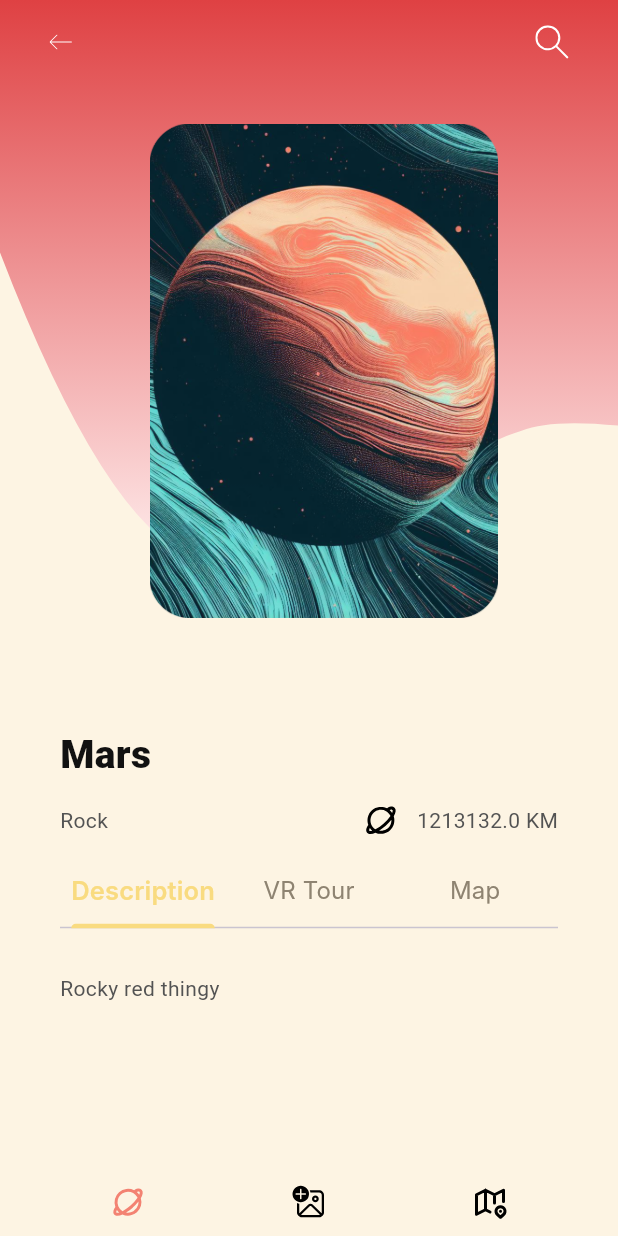
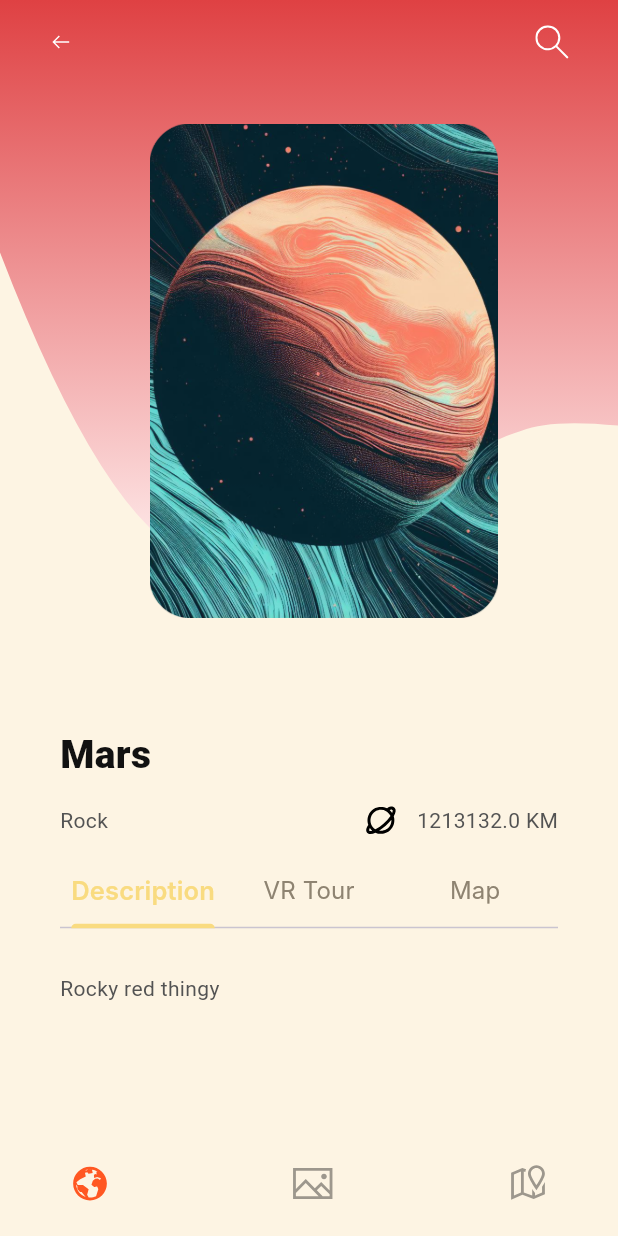
Before and after one commit to CubeMora/Deneb, a Flutter app: the DetailsScreen screen opened directly with sample values from the repository, on a phone screen of 412 x 824 dp. Run offline on Flutter 3.47's test engine with Material 3 defaults, Android fonts, the phone set to English and light mode, and no system bars; drawn by our look-alikes of flutter_animate, google_nav_bar; our stand-ins replace cached_network_image, extended_image, flutter_svg, image_picker, line_icons, sqflite; missing offline and left inert: shaky_animated_listview; accounts and stored records are empty; generated files the repository leaves out were written again; Roboto replaces fonts that are missing (Inter, Plus Jakarta Sans); project files that could hold a hidden picture were left out.

Commit message:
Animations on details screen, Navigation bottom bar implemented

```diff
--- a/lib/src/pages/details/components/custom_bottom_bar.dart
+++ b/lib/src/pages/details/components/custom_bottom_bar.dart
@@ -38,7 +38,7 @@ class CustomBottomBarState extends State<CustomBottomBar> {
   @override
   Widget build(BuildContext context) {
     return Container(
-      height: 45,
+      height: 70,
       decoration: const BoxDecoration(),
       child: BottomNavigationBar(
         backgroundColor: Colors.transparent,
@@ -52,14 +52,14 @@ class CustomBottomBarState extends State<CustomBottomBar> {
           return BottomNavigationBarItem(
             icon: CustomImageView(
               imagePath: bottomMenuList[index].icon,
-              height: 24,
-              width: 24,
+              height: 25,
+              width: 25,
               color: appTheme.black900,
             ),
             activeIcon: CustomImageView(
               imagePath: bottomMenuList[index].activeIcon,
-              height: 24,
-              width: 24,
+              height: 30,
+              width: 30,
               color: appTheme.deepOrange300,
             ),
             label: '',
--- a/lib/src/pages/details/details_screen.dart
+++ b/lib/src/pages/details/details_screen.dart
@@ -1,67 +1,53 @@
-// ignore_for_file: public_member_api_docs, sort_constructors_first
+// ignore_for_file: public_member_api_docs, sort_constructors_first, deprecated_member_use
 import 'package:flutter/material.dart';
+import 'package:flutter_animate/flutter_animate.dart';
 import 'package:flutter_app_astronomy/src/pages/details/celestial_bodies_image_grid.dart';
 import 'package:flutter_app_astronomy/src/pages/details/components/custom_painter.dart';
+import 'package:flutter_app_astronomy/src/pages/details/components/svg_icon.dart';
+import 'package:flutter_app_astronomy/src/settings/constants/image_constant.dart';
 import 'package:flutter_svg/svg.dart';
 
 import 'package:flutter_app_astronomy/src/models/celestial_body.dart';
 import 'package:flutter_app_astronomy/src/services/theme_helper.dart';
 import 'package:flutter_app_astronomy/src/settings/constants/constants.dart';
+import 'package:google_nav_bar/google_nav_bar.dart';
+import 'package:line_icons/line_icons.dart';
 
 import 'components/characteristics.dart';
-import 'components/custom_bottom_bar.dart';
 import 'components/description.dart';
 import 'components/product_title_with_image.dart';
 
 class DetailsScreen extends StatefulWidget {
-  const DetailsScreen({
-    Key? key,
-    required this.celestialBody,
-  }) : super(key: key);
+  const DetailsScreen({Key? key, required this.celestialBody})
+      : super(key: key);
 
   final CelestialBody celestialBody;
 
   @override
+  // ignore: library_private_types_in_public_api
   _DetailsScreenState createState() => _DetailsScreenState();
 }
 
 class _DetailsScreenState extends State<DetailsScreen>
     with SingleTickerProviderStateMixin {
   late TabController tabController;
-  GlobalKey<NavigatorState> navigatorKey = GlobalKey();
+  int selectedIndex = 0;
 
   @override
   void initState() {
     super.initState();
+
     tabController = TabController(length: 3, vsync: this);
-  }
-
-  Widget _buildBottomBar(BuildContext context) {
-    return CustomBottomBar(onChanged: (BottomBarEnum type) {
-      final currentContext = navigatorKey.currentContext;
-      print(currentContext);
-      Navigator.pushNamed(context, getCurrentRoute(type));
-      if (currentContext != null) {}
-    });
-  }
-
-  /// Handling route based on bottom click actions
-  String getCurrentRoute(BottomBarEnum type) {
-    switch (type) {
-      case BottomBarEnum.Bxplanet:
-        return "/";
-      case BottomBarEnum.Profile:
-        return "/image";
-      case BottomBarEnum.Map:
-        return "/";
-      default:
-        return "/";
-    }
   }
 
   @override
   Widget build(BuildContext context) {
-    final Size size = MediaQuery.of(context).size;
+    List<Widget> widgetOptions = <Widget>[
+      planetOverall(MediaQuery.of(context).size, context),
+      CelestialBodiesImageGrid(celestialBodyId: widget.celestialBody.id!),
+      const Center(child: Text("c deisote"))
+    ];
+
     return DefaultTabController(
       length: 3,
       child: Scaffold(
@@ -73,13 +59,8 @@ class _DetailsScreenState extends State<DetailsScreen>
           leading: Padding(
             padding: const EdgeInsets.only(left: 25.0),
             child: IconButton(
-              icon: SvgPicture.asset(
-                'assets/icons/back.svg',
-                height: 30.0,
-                color: Colors.white,
-                colorFilter:
-                    const ColorFilter.mode(Colors.white, BlendMode.srcIn),
-              ),
+              icon: Icon(LineIcons.arrowLeft,
+                  color: selectedIndex == 0 ? Colors.white : Colors.black),
               onPressed: () => Navigator.pop(context),
             ),
           ),
@@ -87,14 +68,68 @@ class _DetailsScreenState extends State<DetailsScreen>
             IconButton(
               icon: SvgPicture.asset(
                 "assets/icons/search.svg",
-                color: Colors.white,
+                color: selectedIndex == 0 ? Colors.white : Colors.black,
               ),
               onPressed: () {},
             ),
             const SizedBox(width: kDefaultPaddin),
           ],
         ),
-        body: SingleChildScrollView(
+        body: widgetOptions.elementAt(selectedIndex),
+        bottomNavigationBar: Padding(
+          padding: const EdgeInsets.symmetric(horizontal: 25),
+          child: _buildBottomBar2(context),
+        ),
+      ),
+    );
+  }
+
+  Widget _buildBottomBar2(BuildContext context) {
+    return GNav(
+      haptic: true,
+      curve: Curves.easeOutExpo,
+      duration: const Duration(milliseconds: 900),
+      gap: 5,
+      activeColor: Colors.deepOrange,
+      iconSize: 20,
+      padding: const EdgeInsets.symmetric(horizontal: 20, vertical: 20),
+      tabs: const [
+        GButton(
+          icon: LineIcons.globe,
+          iconColor: Colors.black38,
+          iconSize: 30,
+        ),
+        GButton(
+          icon: LineIcons.image,
+          iconColor: Colors.black38,
+          iconSize: 30,
+        ),
+        GButton(
+          icon: LineIcons.mapMarked,
+          iconColor: Colors.black38,
+          iconSize: 30,
+        ),
+      ],
+      selectedIndex: selectedIndex,
+      onTabChange: (index) {
+        selectedIndex = index;
+
+        setState(() {});
+      },
+    );
+  }
+
+  Widget celestialBodyPhotosScreen() {
+    return Container(
+      color: appTheme.deepOrange300,
+      height: MediaQuery.of(context).size.height - 200,
+      child: CelestialBodiesImageGrid(
+          celestialBodyId: widget.celestialBody.id!), //This is an image grid
+    );
+  }
+
+  Widget planetOverall(Size size, BuildContext context) {
+    return SingleChildScrollView(
       child: Column(
         children: <Widget>[
           SizedBox(
@@ -117,7 +152,8 @@ class _DetailsScreenState extends State<DetailsScreen>
                   ),
                   child: Column(
                     children: <Widget>[
-                          Characteristics(celestialBody: widget.celestialBody),
+                      Characteristics(celestialBody: widget.celestialBody)
+                          ,
                       TabBar(
                         controller: tabController,
                         labelPadding: EdgeInsets.zero,
@@ -137,19 +173,18 @@ class _DetailsScreenState extends State<DetailsScreen>
                           Tab(text: "VR Tour"),
                           Tab(text: "Map"),
                         ],
-                          ),
+                      )
+                          .animate()
+                          .fadeIn(duration: const Duration(milliseconds: 400)),
                       const SizedBox(height: kDefaultPaddin / 2),
                       SizedBox(
                         height: 120.0,
                         child: TabBarView(
                           controller: tabController,
                           children: [
-                                Description(
-                                    celestialBody: widget.celestialBody),
-                                Description(
-                                    celestialBody: widget.celestialBody),
-                                Description(
-                                    celestialBody: widget.celestialBody),
+                            Description(celestialBody: widget.celestialBody),
+                            Description(celestialBody: widget.celestialBody),
+                            Description(celestialBody: widget.celestialBody),
                           ],
                         ),
                       ),
@@ -157,13 +192,20 @@ class _DetailsScreenState extends State<DetailsScreen>
                       const SizedBox(height: kDefaultPaddin / 2),
                     ],
                   ),
-                    ),
-                    CustomPaint(
+                ).animate()
+                          .fadeIn(duration: const Duration(milliseconds: 600))
+                          .moveY(begin: 40, curve: Curves.ease),
+                IgnorePointer(
+                  ignoring: true,
+                  child: CustomPaint(
                     size: Size(
                         MediaQuery.of(context).size.width,
                         ((MediaQuery.of(context).size.height) + 150)
-                              .toDouble()), //You can Replace [WIDTH] with your desired width for Custom Paint and height will be calculated automatically
+                            .toDouble()),
                     painter: RPSCustomPainter(),
+                  ).animate()
+                          .fadeIn(duration: const Duration(milliseconds: 600))
+                          .moveY(begin: -100, curve: Curves.ease),
                 ),
                 Hero(
                     tag: widget.celestialBody.id!,
@@ -172,19 +214,7 @@ class _DetailsScreenState extends State<DetailsScreen>
               ],
             ),
           ),
-              Container(
-                color: appTheme.deepOrange300,
-                height: MediaQuery.of(context).size.height - 300,
-                child: CelestialBodiesImageGrid(
-                    celestialBodyId: widget.celestialBody.id!),
-              )
         ],
-          ),
-        ),
-        bottomNavigationBar: Padding(
-          padding: const EdgeInsets.symmetric(horizontal: 25),
-          child: _buildBottomBar(context),
-        ),
       ),
     );
   }
--- a/lib/src/services/image_picker.dart
+++ b/lib/src/services/image_picker.dart
@@ -9,9 +9,9 @@ import 'package:flutter_app_astronomy/src/services/theme_helper.dart';
 import 'package:image_picker/image_picker.dart';
 
 class ImagePickerService {
-  ImagePickerService(this.context, {required this.celestialBody});
+  ImagePickerService(this.context);
 
-  final CelestialBody celestialBody;
+
   final BuildContext context;
   int selectedCelestialBody = 0;
 
@@ -120,4 +120,6 @@ class ImagePickerService {
       ));
     }
   }
+
+
 }
```
Also changed, not shown: lib/src/pages/details/celestial_bodies_image_grid.dart (+10 -1 lines), lib/src/pages/details/components/svg_icon.dart (added, +20 -0 lines), lib/src/pages/home/home_screen.dart (+6 -12 lines), pubspec.yaml (+7 -4 lines), pubspec.lock. Lines whose indentation alone changed are shown as unchanged.
